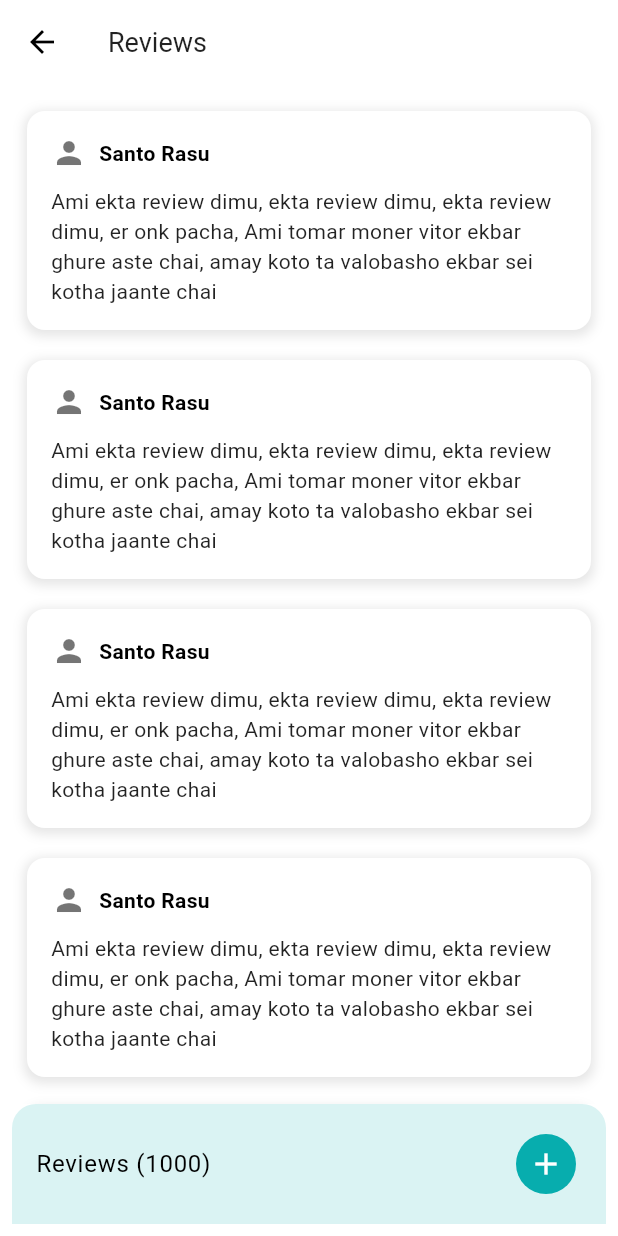
After one commit to santorasu/crafty_bay, a Flutter app: the ReviewsScreen screen opened directly, on a phone screen of 412 x 824 dp. The commit adds this screen. Run offline on Flutter 3.47's test engine with Material 3 defaults, Android fonts, the phone set to English and light mode, and no system bars; our stand-ins replace carousel_slider, email_validator, firebase_core, firebase_crashlytics, flutter_svg, get and 3 more; accounts and stored records are empty; network calls fail.

Commit message:
added reviews screen ui

```diff
--- a/lib/app/app_routes.dart
+++ b/lib/app/app_routes.dart
@@ -5,6 +5,7 @@ import 'package:crafty_bay/features/common/models/category_model.dart';
 import 'package:crafty_bay/features/common/ui/screens/main_bottom_nav_screen.dart';
 import 'package:crafty_bay/features/products/ui/screens/product_details_screen.dart';
 import 'package:crafty_bay/features/products/ui/screens/product_list_screen.dart';
+import 'package:crafty_bay/features/reviews/ui/screens/reviews_screen.dart';
 import 'package:flutter/material.dart';
 
 import '../features/auth/ui/screens/splash_screen.dart';
@@ -30,6 +31,8 @@ class AppRoutes {
     } else if (settings.name == VerifyOtpScreen.name) {
       final String email = settings.arguments as String;
       screenWidget = VerifyOtpScreen(email: email);
+    } else if (settings.name == ReviewsScreen.name) {
+      screenWidget = ReviewsScreen();
     }
     return MaterialPageRoute(builder: (context) => screenWidget);
   }
--- a/lib/features/products/ui/screens/product_details_screen.dart
+++ b/lib/features/products/ui/screens/product_details_screen.dart
@@ -4,6 +4,7 @@ import 'package:crafty_bay/core/ui/widgets/centered_circular_progress_indicator.
 import 'package:crafty_bay/core/ui/widgets/snack_bar_message.dart';
 import 'package:crafty_bay/features/auth/ui/screens/login_screen.dart';
 import 'package:crafty_bay/features/common/controllers/auth_controller.dart';
+import 'package:crafty_bay/features/reviews/ui/screens/reviews_screen.dart';
 import 'package:flutter/material.dart';
 import 'package:get/get.dart';
 import '../../controller/add_to_cart_controller.dart';
@@ -97,7 +98,9 @@ class _ProductDetailsScreenState extends State<ProductDetailsScreen> {
                                     ],
                                   ),
                                   TextButton(
-                                    onPressed: () {},
+                                    onPressed: () {
+                                      Navigator.pushNamed(context, ReviewsScreen.name);
+                                    },
                                     child: Text('Reviews'),
                                   ),
                                   Card(
--- /dev/null
+++ b/lib/features/reviews/ui/screens/reviews_screen.dart
@@ -0,0 +1,95 @@
+import 'package:flutter/material.dart';
+import '../../../../app/app_colors.dart';
+
+class ReviewsScreen extends StatefulWidget {
+  const ReviewsScreen({super.key});
+  static final String name = '/reviews';
+
+  @override
+  State<ReviewsScreen> createState() => _ReviewsScreenState();
+}
+
+class _ReviewsScreenState extends State<ReviewsScreen> {
+  @override
+  Widget build(BuildContext context) {
+    return Scaffold(
+      appBar: AppBar(title: const Text('Reviews')),
+      body: Padding(
+        padding: const EdgeInsets.all(8.0),
+        child: Column(
+          children: [
+            Expanded(
+              child: ListView.builder(
+                itemCount: 20,
+                itemBuilder: (context, index) {
+                  return Container(
+                    margin: const EdgeInsets.all(10),
+                    decoration: BoxDecoration(
+                      color: Colors.white,
+                      borderRadius: BorderRadius.circular(12),
+                      boxShadow: [
+                        BoxShadow(
+                          color: Colors.black.withOpacity(0.1),
+                          spreadRadius: 2,
+                          blurRadius: 6,
+                          offset: const Offset(0, 2),
+                        ),
+                      ],
+                    ),
+                    child: Padding(
+                      padding: const EdgeInsets.all(16),
+                      child: Column(
+                        crossAxisAlignment: CrossAxisAlignment.start,
+                        children: [
+                          Row(
+                            children: const [
+                              Icon(Icons.person, color: Colors.black54),
+                              SizedBox(width: 8),
+                              Text('Santo Rasu',
+                                  style: TextStyle(
+                                    fontWeight: FontWeight.bold,
+                                  )),
+                            ],
+                          ),
+                          const SizedBox(height: 10),
+                          const Text(
+                            'Ami ekta review dimu, ekta review dimu, ekta review dimu, er onk pacha, '
+                                'Ami tomar moner vitor ekbar ghure aste chai, amay koto ta valobasho ekbar sei kotha jaante chai',
+                            style: TextStyle(color: Colors.black87),
+                          ),
+                        ],
+                      ),
+                    ),
+                  );
+                },
+              ),
+            ),
+
+            Container(
+              padding: EdgeInsets.all(16),
+              decoration: BoxDecoration(
+                color: AppColor.themeColor.withOpacity(0.15),
+                borderRadius: BorderRadius.only(
+                  topLeft: Radius.circular(16),
+                  topRight: Radius.circular(16),
+                ),
+              ),
+              child: Row(
+                mainAxisAlignment: MainAxisAlignment.spaceBetween,
+                children: [
+                  Text('Reviews (1000)',style: Theme.of(context).textTheme.bodyLarge,),
+                  IconButton(
+                      style: IconButton.styleFrom(
+                        backgroundColor: AppColor.themeColor,
+                        foregroundColor: Colors.white,
+                      ),
+                      onPressed: (){}, icon: Icon(Icons.add)),
+                ],
+              ),
+            )
+          ],
+        ),
+      ),
+    );
+  }
+}
```
